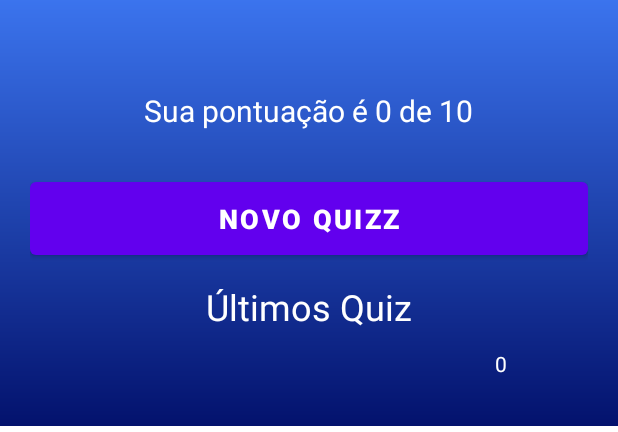
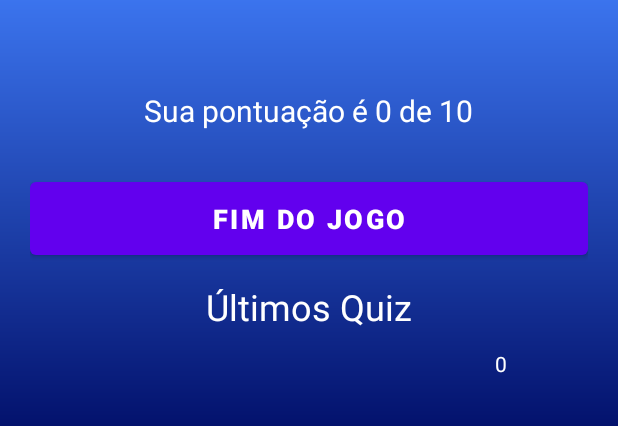
Before and after one commit to wagmattei/DinaQuizz, an Android app: the QuizResultActivity screen opened directly, with no data from a screen before it, on a phone screen of 412 x 824 dp, the part 429-861 px from its top. Run offline under Robolectric (Android 15) with nearby library versions, the phone set to English and light mode, and no system bars; our stand-ins replace Room's generated code; 1 statement that could not run was skipped.

Commit message:
fix: improve refactoring raw text to string file in Quiz Result and dialogs utils

```diff
--- a/app/src/main/java/com/wagmattei/dynaquiz/ui/quizresult/QuizResultActivity.kt
+++ b/app/src/main/java/com/wagmattei/dynaquiz/ui/quizresult/QuizResultActivity.kt
@@ -39,16 +39,17 @@ class QuizResultActivity : AppCompatActivity() {
 
     override fun onStart() {
         super.onStart()
-        // Nome do usuário - todo enviar para a viewmodel
+
         val userName = intent.getStringExtra(Constants.USER_NAME).toString()
         val answerCount = intent.getIntExtra(Constants.ANSWER_COUNT, 0)
 
         tv_loginName.text = userName
-        tv_score.text = "Sua pontuação é ${answerCount.toString()} de 10"
+        tv_score.text = getString(R.string.hits_status,answerCount.toString())
+            // "Sua pontuação é de 10"
+        // ${answerCount.toString()}
 
         val user = User(0, userName, answerCount)
         mUserViewModel.addUser(user)
-        Toast.makeText(this@QuizResultActivity, "Sucesso", Toast.LENGTH_SHORT).show()
     }
 
 }
--- a/app/src/main/res/layout/activity_quiz_result.xml
+++ b/app/src/main/res/layout/activity_quiz_result.xml
@@ -50,7 +50,7 @@
             android:layout_width="wrap_content"
             android:layout_height="wrap_content"
             android:layout_margin="12dp"
-            android:text="Nome do Usuário"
+            tools:text="Nome do Usuário"
             android:textColor="@color/white"
             android:textSize="24sp" />
 
@@ -59,7 +59,7 @@
             android:layout_width="wrap_content"
             android:layout_height="wrap_content"
             android:layout_margin="8dp"
-            android:text="Sua pontuação é 9 / 10"
+            tools:text="Sua pontuação é 9 / 10"
             android:textColor="@color/white"
             android:textSize="20sp" />
 
@@ -69,7 +69,7 @@
             android:layout_height="wrap_content"
             android:layout_marginTop="20dp"
             android:padding="12dp"
-            android:text="Novo Quizz"
+            android:text="@string/end_game"
             android:textColor="@color/white"
             android:textSize="18sp"
             android:textStyle="bold" />
@@ -78,7 +78,7 @@
             android:layout_width="wrap_content"
             android:layout_height="wrap_content"
             android:layout_marginTop="12dp"
-            android:text="Últimos Quiz"
+            android:text="@string/last_quizz_users"
             android:textColor="@color/white"
             android:textSize="24sp" />
         <androidx.recyclerview.widget.RecyclerView
--- a/app/src/main/res/layout/dialog_correct.xml
+++ b/app/src/main/res/layout/dialog_correct.xml
@@ -43,7 +43,7 @@
                 android:layout_width="wrap_content"
                 android:layout_height="wrap_content"
                 android:layout_marginTop="24dp"
-                android:text="Acertou!"
+                android:text="@string/correct_title"
                 android:textSize="20sp"
                 app:layout_constraintEnd_toEndOf="parent"
                 app:layout_constraintStart_toStartOf="parent"
@@ -56,7 +56,7 @@
                 android:layout_marginLeft="32dp"
                 android:layout_marginTop="24dp"
                 android:layout_marginRight="32dp"
-                android:text="Sua resposta está correta."
+                android:text="@string/correct_subtitle"
                 android:textAlignment="center"
                 android:textSize="16sp"
                 app:layout_constraintEnd_toEndOf="parent"
@@ -72,7 +72,7 @@
                 android:layout_marginRight="16dp"
                 android:layout_marginBottom="16dp"
                 android:background="@android:color/holo_green_dark"
-                android:text="Continuar"
+                android:text="@string/continuos"
                 android:textColor="@android:color/white"
                 app:layout_constraintBottom_toBottomOf="parent"
                 app:layout_constraintEnd_toEndOf="parent"
--- a/app/src/main/res/layout/dialog_incorrect.xml
+++ b/app/src/main/res/layout/dialog_incorrect.xml
@@ -43,7 +43,7 @@
                 android:layout_width="wrap_content"
                 android:layout_height="wrap_content"
                 android:layout_marginTop="24dp"
-                android:text="Errou!"
+                android:text="@string/incorrect_title"
                 android:textSize="20sp"
                 app:layout_constraintEnd_toEndOf="parent"
                 app:layout_constraintStart_toStartOf="parent"
@@ -56,7 +56,7 @@
                 android:layout_marginLeft="32dp"
                 android:layout_marginTop="24dp"
                 android:layout_marginRight="32dp"
-                android:text="Que pena, você errou essa."
+                android:text="@string/incorrect_subtitle"
                 android:textAlignment="center"
                 android:textSize="16sp"
                 app:layout_constraintEnd_toEndOf="parent"
@@ -72,7 +72,7 @@
                 android:layout_marginRight="16dp"
                 android:layout_marginBottom="16dp"
                 android:background="@android:color/holo_red_dark"
-                android:text="Continuar"
+                android:text="@string/continuos"
                 android:textColor="@android:color/white"
                 app:layout_constraintBottom_toBottomOf="parent"
                 app:layout_constraintEnd_toEndOf="parent"
--- a/app/src/main/res/layout/loading_pg.xml
+++ b/app/src/main/res/layout/loading_pg.xml
@@ -31,7 +31,7 @@
         android:id="@+id/textView"
         android:layout_width="wrap_content"
         android:layout_height="wrap_content"
-        android:text="Carregando...!!"
+        android:text="@string/loading"
         android:textColor="@color/purple_500"
         android:textSize="19sp"
         android:textStyle="bold"
--- a/app/src/main/res/values/strings.xml
+++ b/app/src/main/res/values/strings.xml
@@ -14,4 +14,13 @@
     <string name="oops">Oops...</string>
     <string name="try_again">Tentar Novamente</string>
     <string name="exit">Sair</string>
+    <string name="hits_status">Sua pontuação é %1$s de 10</string>
+    <string name="loading">Carregando...</string>
+    <string name="correct_title">Acertou!</string>
+    <string name="correct_subtitle">Sua resposta está correta.</string>
+    <string name="continuos">Continuar</string>
+    <string name="incorrect_title">Errou!</string>
+    <string name="incorrect_subtitle">Que pena, você errou essa.</string>
+    <string name="last_quizz_users">Últimos Quiz</string>
+    <string name="end_game">Fim do Jogo</string>
 </resources>
```
